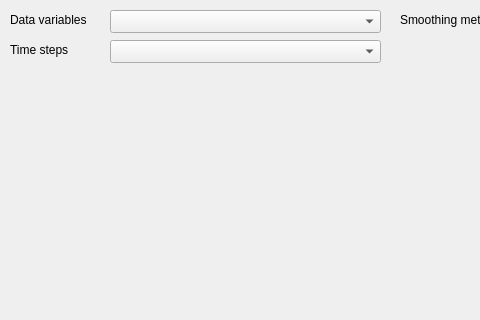
Above: TATSSI/UI/time_series_smoothing.ui from GerardoLopez/TATSSI before the change; both pictures show x 0 to 480 and y 0 to 320 of the 1376 by 577 pixel window. Below: the same form after it.
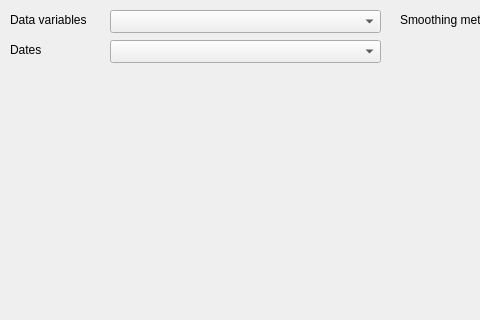
That is the form after the change.

Commit message: Date selectors in time series analysis

What changed in the file:
```diff
--- a/TATSSI/UI/time_series_smoothing.ui
+++ b/TATSSI/UI/time_series_smoothing.ui
@@ -92,7 +92,7 @@
      </rect>
     </property>
     <property name="text">
-     <string>Time steps</string>
+     <string>Dates</string>
     </property>
    </widget>
    <widget class="QComboBox" name="time_steps">
```
Left out of the diff: 6 changed lines with no effect on the pictures. The commit also changes 5 other files.
